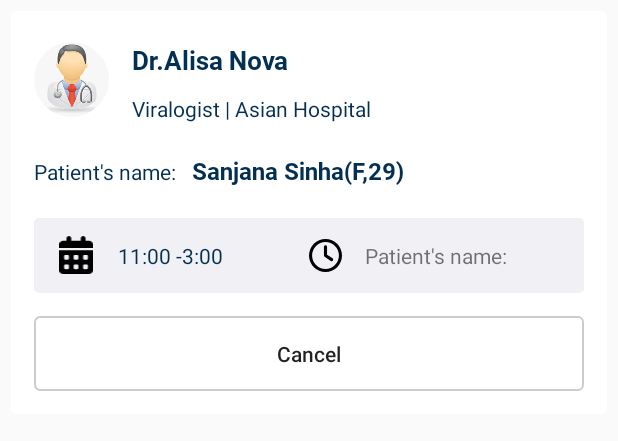
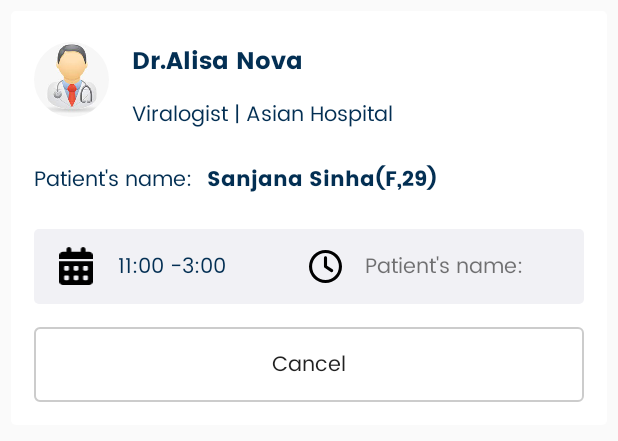
Before and after one commit to Jatindersyall12/Medivow, an Android app: the layout adapter_appointment_list.xml on its own in the app's theme, with its tools: preview values and no code run, on a phone screen of 412 x 824 dp. Shown: the top 441 px of the screen. Run offline under Robolectric (Android 15) with nearby library versions, the phone set to English and light mode, and no system bars.

Commit message:
Code updated

```diff
--- a/app/src/main/res/layout/adapter_appointment_list.xml
+++ b/app/src/main/res/layout/adapter_appointment_list.xml
@@ -4,8 +4,6 @@
     android:layout_width="match_parent"
     android:layout_height="wrap_content"
     android:layout_margin="7dp"
-    android:layout_marginTop="20dp"
-    android:layout_marginBottom="20dp"
     android:background="@drawable/item_detail_bg"
     android:gravity="center"
     android:orientation="vertical">
@@ -44,12 +42,12 @@
                     android:layout_height="wrap_content"
                     android:layout_marginStart="@dimen/dp_10"
                     android:layout_marginEnd="@dimen/dp_10"
-                    android:fontFamily="@font/roboto_bold"
+                    android:fontFamily="@font/poppins_bold"
                     android:gravity="left"
                     android:padding="5dp"
                     android:text="Dr.Alisa Nova"
                     android:textColor="#032F53"
-                    android:textSize="17sp"
+                    android:textSize="16dp"
                     tools:ignore="MissingConstraints" />
 
                 <TextView
@@ -58,8 +56,10 @@
                     android:layout_height="wrap_content"
                     android:layout_marginStart="@dimen/dp_10"
                     android:layout_marginEnd="@dimen/dp_10"
+                    android:textSize="14dp"
                     android:gravity="left"
                     android:padding="5dp"
+                    android:fontFamily="@font/poppins_regular"
                     android:text="Viralogist | Asian Hospital"
                     android:textColor="@color/colorPrimary"
                     tools:ignore="MissingConstraints" />
@@ -79,21 +79,23 @@
                 android:layout_marginEnd="@dimen/dp_10"
                 android:gravity="left"
                 android:paddingTop="5dp"
+                android:textSize="14dp"
+                android:fontFamily="@font/poppins_regular"
                 android:paddingBottom="5dp"
                 android:text="Patient's name:"
                 android:textColor="@color/colorPrimary"
                 tools:ignore="MissingConstraints" />
 
             <TextView
-                android:textSize="16sp"
                 android:paddingTop="5dp"
                 android:paddingBottom="5dp"
                 android:id="@+id/tvPatientName"
                 android:layout_width="wrap_content"
                 android:layout_height="wrap_content"
                 android:layout_marginEnd="@dimen/dp_10"
-                android:fontFamily="@font/roboto_bold"
+                android:fontFamily="@font/poppins_bold"
                 android:gravity="left"
+                android:textSize="14dp"
                 android:text="Sanjana Sinha(F,29)"
                 android:textColor="#032F53"
                 tools:ignore="MissingConstraints" />
@@ -124,11 +126,13 @@
 
                 <TextView
                     android:id="@+id/tvDate"
+                    android:textSize="14dp"
                     android:layout_width="wrap_content"
                     android:layout_height="wrap_content"
                     android:layout_gravity="center"
                     android:layout_marginLeft="10dp"
                     android:gravity="center"
+                    android:fontFamily="@font/poppins_regular"
                     android:padding="5dp"
                     android:text="11:00 -3:00"
                     android:textColor="@color/colorPrimary"
@@ -153,9 +157,11 @@
                     android:layout_width="wrap_content"
                     android:layout_height="wrap_content"
                     android:layout_gravity="center"
+                    android:textSize="14dp"
                     android:layout_marginLeft="10dp"
                     android:gravity="center"
                     android:padding="5dp"
+                    android:fontFamily="@font/poppins_regular"
                     android:text="Patient's name:"
                     tools:ignore="MissingConstraints" />
 
@@ -168,7 +174,9 @@
             android:id="@+id/btnCancel"
             android:layout_width="match_parent"
             android:layout_height="50dp"
+            android:textSize="14dp"
             android:layout_marginTop="15dp"
+            android:fontFamily="@font/poppins_regular"
             android:background="@drawable/cancel_button_bg"
             android:textAllCaps="false"
             android:text="Cancel" />
```
Also changed, not shown: app/src/main/java/com/app/treatEasy/appointmentlist/AppointmentListAdapter.java (+8 -4 lines), app/src/main/java/com/app/treatEasy/appointmentlist/CancelAppointmentResponse.java (added, +31 -0 lines), app/src/main/java/com/app/treatEasy/appointmentlist/CancelledFragment.java (+5 -3 lines), app/src/main/java/com/app/treatEasy/appointmentlist/CompletedFragment.java (+5 -3 lines), app/src/main/java/com/app/treatEasy/appointmentlist/UpComingFragment.java (+26 -3 lines), app/src/main/java/com/app/treatEasy/state/Api.java (+7 -0 lines), app/src/main/res/layout/fragment_cancelled.xml (+25 -1 lines), app/src/main/res/layout/fragment_completed.xml (+25 -1 lines), app/src/main/res/layout/fragment_upcoming.xml (+23 -1 lines).
